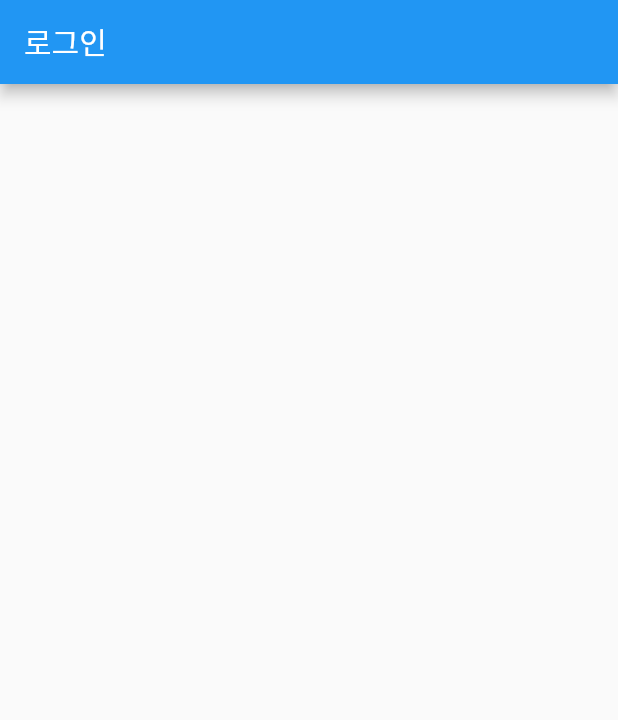
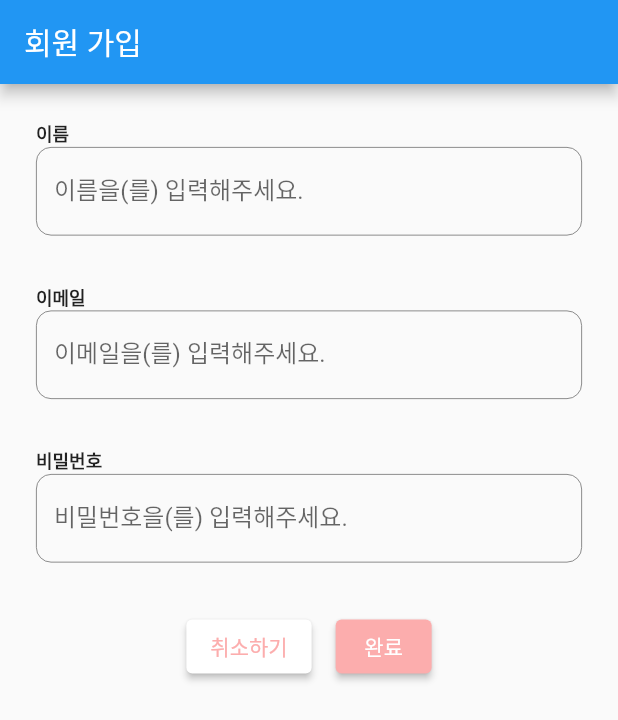
Before and after one commit to cielolimpio/mingle_mate_mobile, a Flutter app: the screen it shows after launch, on a phone screen of 412 x 824 dp. Shown: the top 720 px of the screen. Run offline on Flutter 3.47's test engine with Material 2 defaults, Android fonts, the phone set to English and light mode, and no system bars.

Commit message:
add : button, textFormField component

```diff
--- /dev/null
+++ b/lib/component/elevated_button.dart
@@ -0,0 +1,25 @@
+import 'package:flutter/material.dart';
+
+class MingleMateElevatedButton extends StatelessWidget {
+  final String text;
+  final Color buttonColor;
+  final Color textColor;
+  const MingleMateElevatedButton({required this.text, required this.buttonColor, required this.textColor, Key? key}) : super(key: key);
+
+  @override
+  Widget build(BuildContext context) {
+    return Padding(
+      padding: const EdgeInsets.all(8.0),
+      child: ElevatedButton(
+        style: ElevatedButton.styleFrom(backgroundColor: buttonColor),
+        onPressed: () {},
+        child: Text(
+          text,
+          style: TextStyle(
+            color: textColor,
+          ),
+        ),
+      ),
+    );
+  }
+}
--- /dev/null
+++ b/lib/component/text_form_field.dart
@@ -0,0 +1,39 @@
+import 'package:flutter/material.dart';
+
+class MingleMateTextFormField extends StatelessWidget {
+  final String label;
+  final FormFieldSetter onSaved;
+  final FormFieldValidator validator;
+
+  const MingleMateTextFormField({required this.label, required this.onSaved, required this.validator, Key? key}) : super(key: key);
+
+  @override
+  Widget build(BuildContext context) {
+    return Padding(
+      padding: const EdgeInsets.all(8.0),
+      child: Column(
+        crossAxisAlignment: CrossAxisAlignment.start,
+        children: [
+          Text(label,
+            style: const TextStyle(fontSize: 12.0, fontWeight: FontWeight.w700),),
+          TextFormField(
+            decoration: InputDecoration(
+                labelText: "$label을(를) 입력해주세요.",
+                enabledBorder: OutlineInputBorder(
+                    borderSide:
+                    const BorderSide(
+                      width: 0.5,
+                      color: Color(0xff666666),
+                    ),
+                    borderRadius: BorderRadius.circular(10.0)
+                )
+            ),
+            onSaved: onSaved,
+            validator: validator,
+          ),
+          Container(height: 16.0,)
+        ],
+      ),
+    );;
+  }
+}
--- a/lib/main.dart
+++ b/lib/main.dart
@@ -1,4 +1,5 @@
 import 'package:flutter/material.dart';
+import 'package:mingle_mate_mobile/screens/join.dart';
 import 'package:mingle_mate_mobile/screens/login.dart';
 
 void main() {
@@ -10,6 +11,6 @@ class MyApp extends StatelessWidget {
 
   @override
   Widget build(BuildContext context) {
-    return const MaterialApp(home: Login());
+    return const MaterialApp(home: JoinScreen());
   }
 }
--- /dev/null
+++ b/lib/screens/join.dart
@@ -0,0 +1,43 @@
+import 'package:flutter/material.dart';
+import 'package:mingle_mate_mobile/component/elevated_button.dart';
+import 'package:mingle_mate_mobile/component/mingle_mate_app_bar.dart';
+import 'package:mingle_mate_mobile/component/text_form_field.dart';
+
+class JoinScreen extends StatefulWidget {
+  const JoinScreen({Key? key}) : super(key: key);
+
+  @override
+  State<JoinScreen> createState() => _JoinScreenState();
+}
+
+class _JoinScreenState extends State<JoinScreen> {
+  final formKey = GlobalKey<FormState>();
+
+  @override
+  Widget build(BuildContext context) {
+    return Scaffold(
+      appBar: MingleMateAppBar(appBarTitle: "회원 가입",),
+      body: Form(
+          key: formKey,
+          child:
+          Padding(
+            padding: const EdgeInsets.all(16.0),
+            child: Column(
+              children: [
+                MingleMateTextFormField(label: "이름", onSaved: (newValue) {}, validator: (value) => null),
+                MingleMateTextFormField(label: "이메일", onSaved: (newValue) {}, validator: (value) => null),
+                MingleMateTextFormField(label: "비밀번호", onSaved: (newValue) {}, validator: (value) => null),
+                Row(
+                  mainAxisAlignment: MainAxisAlignment.center,
+                  children: const [
+                    MingleMateElevatedButton(text: '취소하기', buttonColor: Colors.white, textColor: Color(0xFFFCADAD)),
+                    MingleMateElevatedButton(text: '완료', buttonColor: Color(0xFFFCADAD), textColor: Colors.white)
+                  ],
+                )
+              ],
+            ),
+          )
+      ),
+    );
+  }
+}
```
